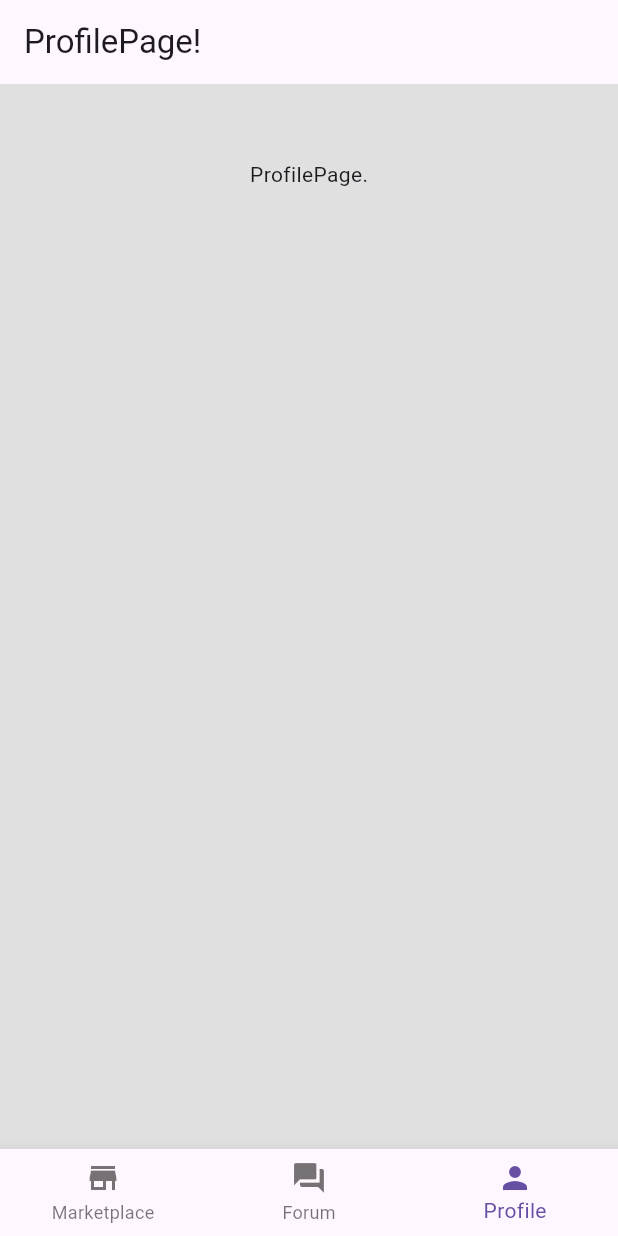
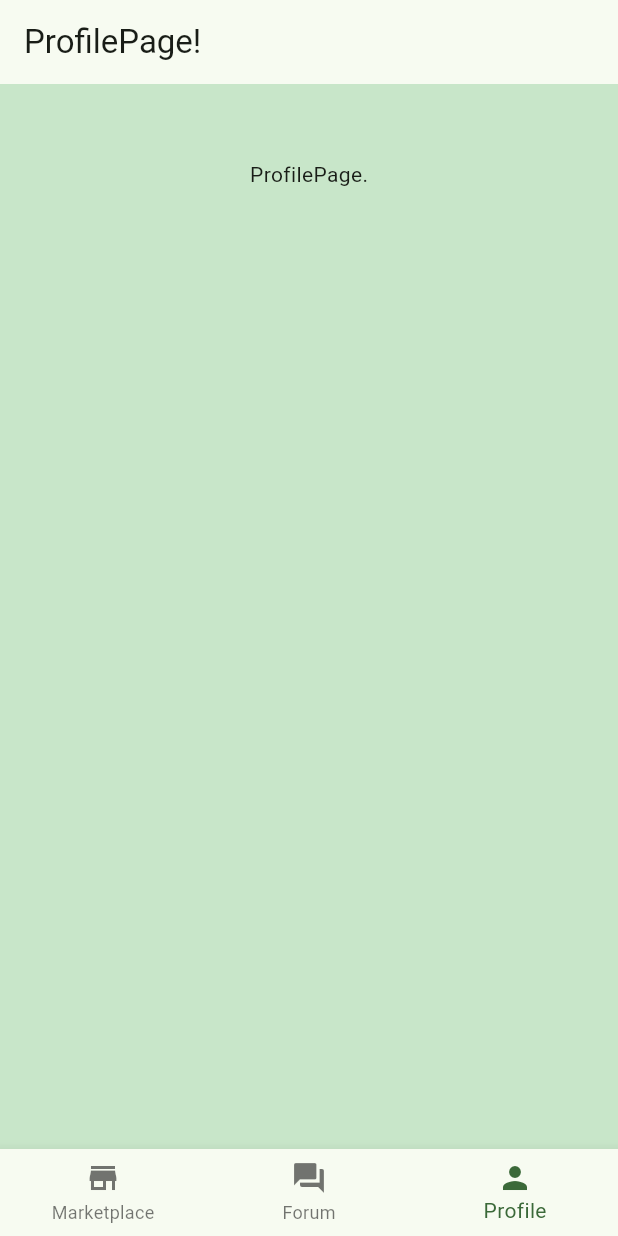
Before and after one commit to ajisairen/ingrained, a Flutter app: the screen it shows after launch, item 3 of the bottom bar chosen, on a phone screen of 412 x 824 dp. Run offline on Flutter 3.47's test engine with Material 3 defaults, Android fonts, the light colour scheme and no system bars.

Commit message:
boilkerplate done

```diff
--- a/lib/main.dart
+++ b/lib/main.dart
@@ -1,6 +1,9 @@
 import 'package:flutter/material.dart';
 import 'dart:async';
 import 'src/components/nav_bar.dart';
+import 'src/pages/forum_page.dart';
+import 'src/pages/profile_page.dart';
+import 'src/pages/marketplace_page.dart';
 
 void main() async {
   runApp(MyApp());
@@ -13,6 +16,18 @@ class MyApp extends StatelessWidget {
   Widget build(BuildContext context) {
     return MaterialApp(
       debugShowCheckedModeBanner: false,
+      title: "Ingrained",
+      theme: ThemeData(
+        useMaterial3: true,
+        colorScheme: ColorScheme.fromSeed(
+          seedColor: Colors.green,
+        )
+        ),
+      routes: {
+        '/marketplace': (context) => const MarketPage(),
+        '/forum': (context) => const ForumPage(),
+        '/profile': (context) => const ProfilePage(),
+      },
       home: NavBar(),
     );
   }
--- a/lib/src/components/nav_bar.dart
+++ b/lib/src/components/nav_bar.dart
@@ -9,24 +9,32 @@ class NavBar extends StatefulWidget {
 }
 
 class _NavBarState extends State<NavBar> {
-  int pageIndex = 1;
-
-  final List<Widget> pages = [
-    const MarketPage(),
-    const ForumPage(),
-    const ProfilePage(),
-  ];
+  int pageIndex = 0;
+  final PageController pageController = PageController();
 
   @override
   Widget build(BuildContext context) {
     return Scaffold(
-      body: pages[pageIndex],
+      body: PageView(
+        controller: pageController,
+        onPageChanged: (index) {
+          setState(() {
+            pageIndex = index;
+          });
+        },
+        children: const [
+          MarketPage(),
+          ForumPage(),
+          ProfilePage(),
+        ],
+      ),
       bottomNavigationBar: BottomNavigationBar(
         currentIndex: pageIndex,
         onTap: (index) {
           setState(() {
             pageIndex = index;
           });
+          pageController.jumpToPage(index);
         },
         items: const [
           BottomNavigationBarItem(
--- a/lib/src/pages/forum_page.dart
+++ b/lib/src/pages/forum_page.dart
@@ -6,8 +6,8 @@ class ForumPage extends StatelessWidget {
   @override
   Widget build(BuildContext context) {
     return Scaffold(
+      backgroundColor: Colors.green[100],
       appBar: AppBar(title: Text("ForumPage")),
-      backgroundColor: Colors.grey[300],
       body: SafeArea(
         child: Column(
           children: [
--- a/lib/src/pages/login_page.dart
+++ b/lib/src/pages/login_page.dart
@@ -7,7 +7,7 @@ class LoginPage extends StatelessWidget {
   Widget build(BuildContext context) {
     return Scaffold(
       appBar: AppBar(title: Text("Login!")),
-      backgroundColor: Colors.grey[300],
+      backgroundColor: Colors.white,
       body: SafeArea(
         child: Column(
           children: [
@@ -15,7 +15,7 @@ class LoginPage extends StatelessWidget {
             Center(
               child: Text("LoginPage."))],
         )
-      )
+      ),
     );
   }
 }
--- a/lib/src/pages/marketplace_page.dart
+++ b/lib/src/pages/marketplace_page.dart
@@ -7,7 +7,7 @@ class MarketPage extends StatelessWidget {
   Widget build(BuildContext context) {
     return Scaffold(
       appBar: AppBar(title: Text("Marketplace!")),
-      backgroundColor: Colors.grey[300],
+      backgroundColor: Colors.green[100],
       body: SafeArea(
         child: Column(
           children: [
--- a/lib/src/pages/profile_page.dart
+++ b/lib/src/pages/profile_page.dart
@@ -7,7 +7,7 @@ class ProfilePage extends StatelessWidget {
   Widget build(BuildContext context) {
     return Scaffold(
       appBar: AppBar(title: Text("ProfilePage!")),
-      backgroundColor: Colors.grey[300],
+      backgroundColor: Colors.green[100],
       body: SafeArea(
         child: Column(
           children: [
```
